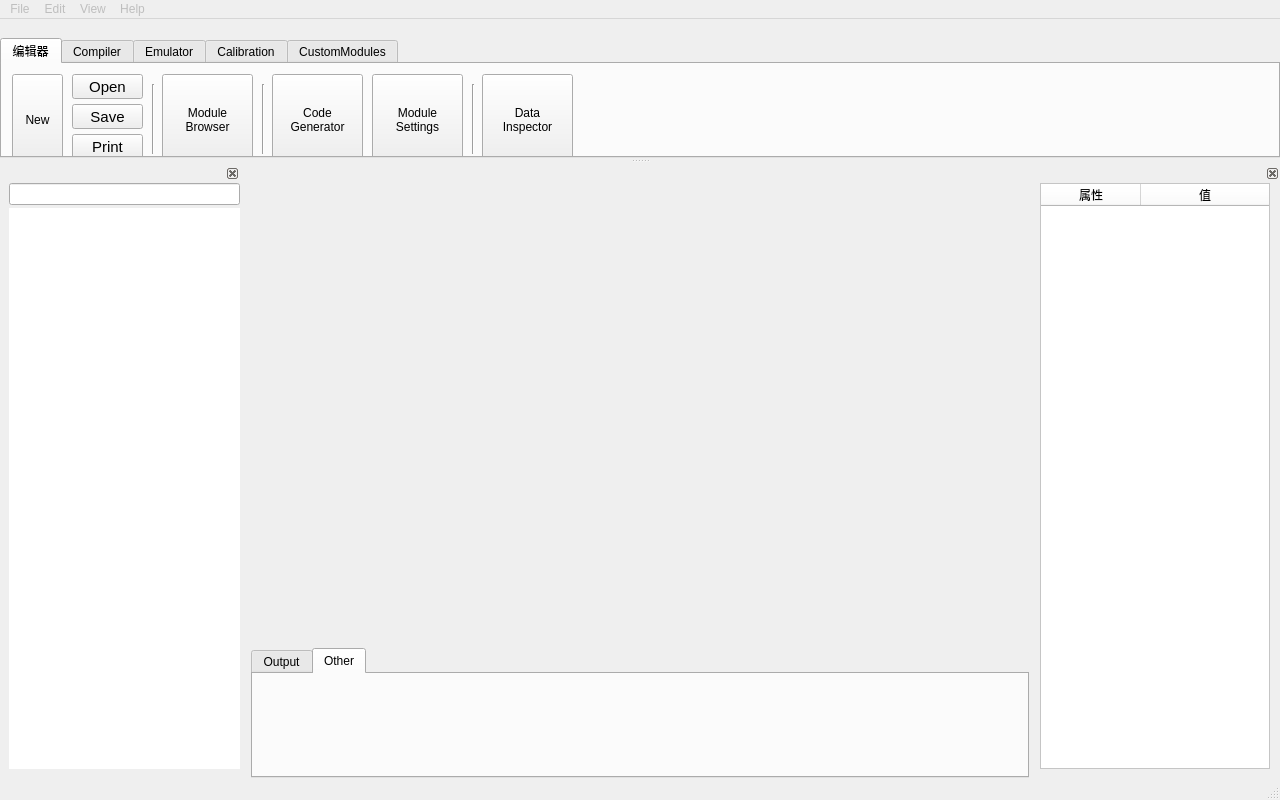
Above: dialogs/mainwindow.ui from L-Net-1992/ADAS_AD_Developer before the change. Below: the same form after it.
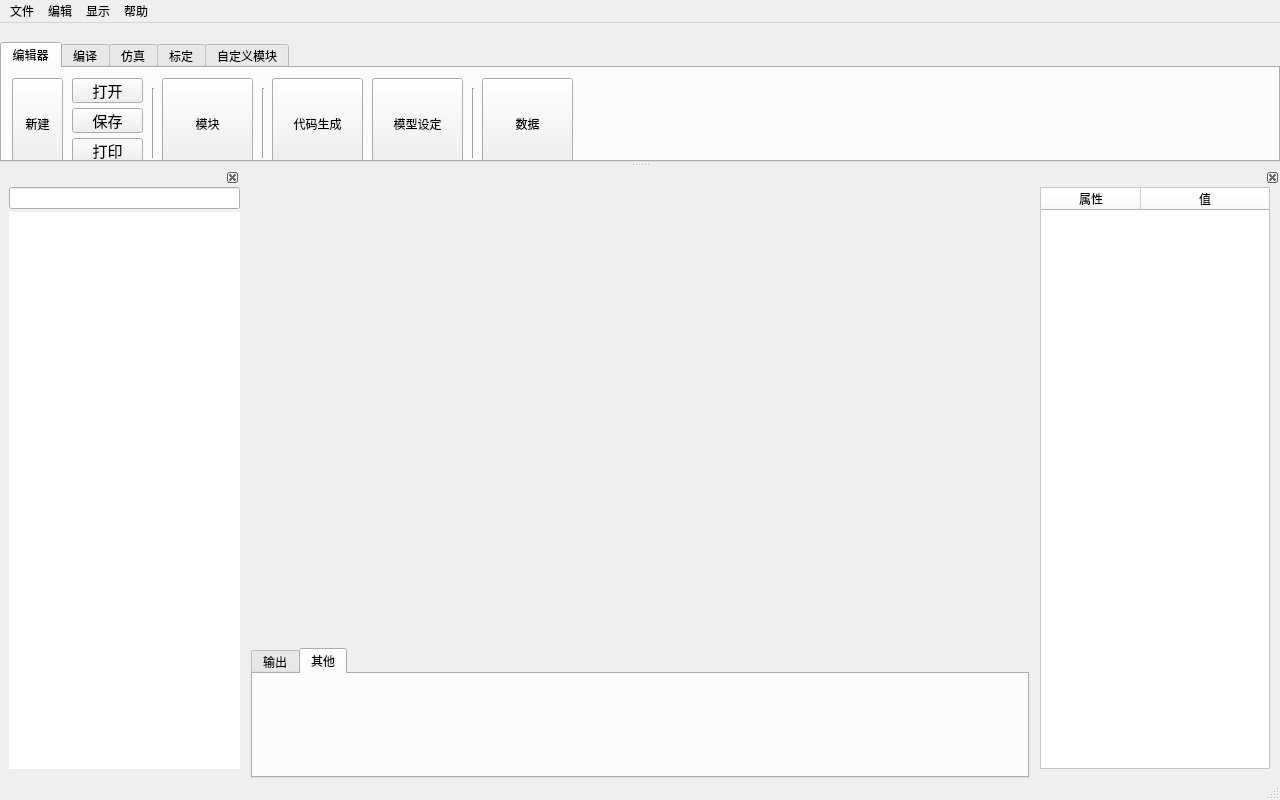
That is the form after the change. The open tabs and pages were chosen to show the change. Icons and pictures are not drawn. Custom widgets are drawn as their Qt base class.

Commit message: 替换界面中英文为中文

What changed in the file:
```diff
--- a/dialogs/mainwindow.ui
+++ b/dialogs/mainwindow.ui
@@ -140,7 +140,7 @@
           </sizepolicy>
          </property>
          <attribute name="title">
-          <string>Output</string>
+          <string>输出</string>
          </attribute>
          <layout class="QVBoxLayout" name="verticalLayout_3">
           <property name="spacing">
@@ -169,7 +169,7 @@
         </widget>
         <widget class="QWidget" name="tab_other">
          <attribute name="title">
-          <string>Other</string>
+          <string>其他</string>
          </attribute>
         </widget>
        </widget>
@@ -180,19 +180,19 @@
   </widget>
   <widget class="QMenuBar" name="menubar">
    <property name="enabled">
-    <bool>false</bool>
+    <bool>true</bool>
    </property>
    <property name="geometry">
     <rect>
      <x>0</x>
      <y>0</y>
      <width>1280</width>
-     <height>22</height>
+     <height>27</height>
     </rect>
    </property>
    <widget class="QMenu" name="menuFile">
     <property name="title">
-     <string>File</string>
+     <string>文件</string>
     </property>
     <widget class="QMenu" name="menuNew">
      <property name="title">
@@ -209,19 +209,19 @@
    </widget>
    <widget class="QMenu" name="menuEdit">
     <property name="title">
-     <string>Edit</string>
+     <string>编辑</string>
     </property>
     <addaction name="actionEdit_Item"/>
    </widget>
    <widget class="QMenu" name="menuHelp">
     <property name="title">
-     <string>Help</string>
+     <string>帮助</string>
     </property>
     <addaction name="actionAbout"/>
    </widget>
    <widget class="QMenu" name="menuView">
     <property name="title">
-     <string>View</string>
+     <string>显示</string>
     </property>
     <addaction name="actionNodeWindow"/>
     <addaction name="actionPropertyWindow"/>
@@ -625,7 +625,7 @@
           <font/>
          </property>
          <property name="text">
-          <string>Open</string>
+          <string>打开</string>
          </property>
          <property name="icon">
           <iconset resource="../image.qrc">
@@ -645,7 +645,7 @@
           <font/>
          </property>
          <property name="text">
-          <string>Save</string>
+          <string>保存</string>
          </property>
          <property name="icon">
           <iconset resource="../image.qrc">
@@ -665,7 +665,7 @@
           <font/>
          </property>
          <property name="text">
-          <string>Print</string>
+          <string>打印</string>
          </property>
          <property name="icon">
           <iconset resource="../image.qrc">
@@ -741,8 +741,7 @@
           <enum>Qt::NoFocus</enum>
          </property>
          <property name="text">
-          <string>Data
-Inspector</string>
+          <string>数据</string>
          </property>
          <property name="icon">
           <iconset resource="../image.qrc">
@@ -776,8 +775,7 @@
           <enum>Qt::NoFocus</enum>
          </property>
          <property name="text">
-          <string>Module
-Settings</string>
+          <string>模型设定</string>
          </property>
          <property name="icon">
           <iconset resource="../image.qrc">
@@ -811,8 +809,7 @@
           <enum>Qt::NoFocus</enum>
          </property>
          <property name="text">
-          <string>Code
-Generator</string>
+          <string>代码生成</string>
          </property>
          <property name="icon">
           <iconset resource="../image.qrc">
@@ -846,8 +843,7 @@
           <enum>Qt::NoFocus</enum>
          </property>
          <property name="text">
-          <string>Module
-Browser</string>
+          <string>模块</string>
          </property>
          <property name="icon">
           <iconset resource="../image.qrc">
@@ -881,7 +877,7 @@
           <enum>Qt::NoFocus</enum>
          </property>
          <property name="text">
-          <string>New</string>
+          <string>新建</string>
          </property>
          <property name="icon">
           <iconset resource="../image.qrc">
@@ -903,7 +899,7 @@
          <font/>
         </property>
         <attribute name="title">
-         <string>Compiler</string>
+         <string>编译</string>
         </attribute>
         <widget class="QToolButton" name="tb_code_compiler">
          <property name="enabled">
@@ -1092,7 +1088,7 @@
          <font/>
         </property>
         <attribute name="title">
-         <string>Emulator</string>
+         <string>仿真</string>
         </attribute>
         <widget class="QToolButton" name="tb_inject">
          <property name="geometry">
@@ -1129,7 +1125,7 @@
          <font/>
         </property>
         <attribute name="title">
-         <string>Calibration</string>
+         <string>标定</string>
         </attribute>
         <widget class="QToolButton" name="tb_calibration">
          <property name="geometry">
@@ -1166,7 +1162,7 @@
          <font/>
         </property>
         <attribute name="title">
-         <string>CustomModules</string>
+         <string>自定义模块</string>
         </attribute>
         <widget class="QToolButton" name="pb_import">
          <property name="geometry">
```
Left out of the diff: 25 changed lines with no effect on the pictures. The commit also changes 2 other files.
